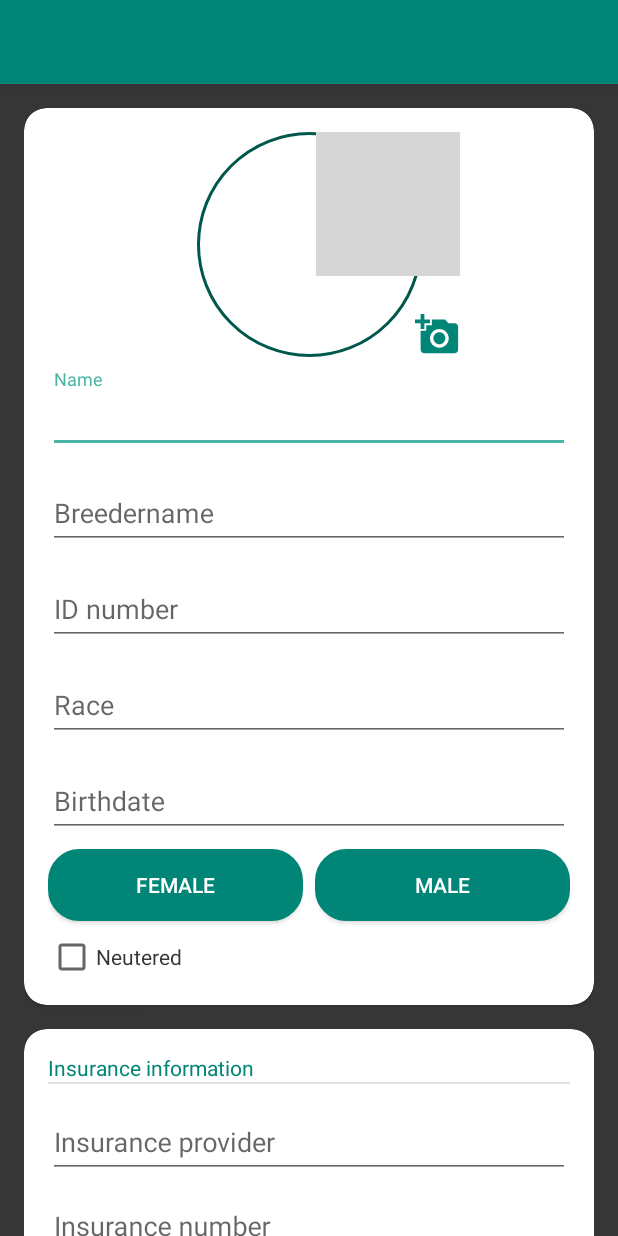
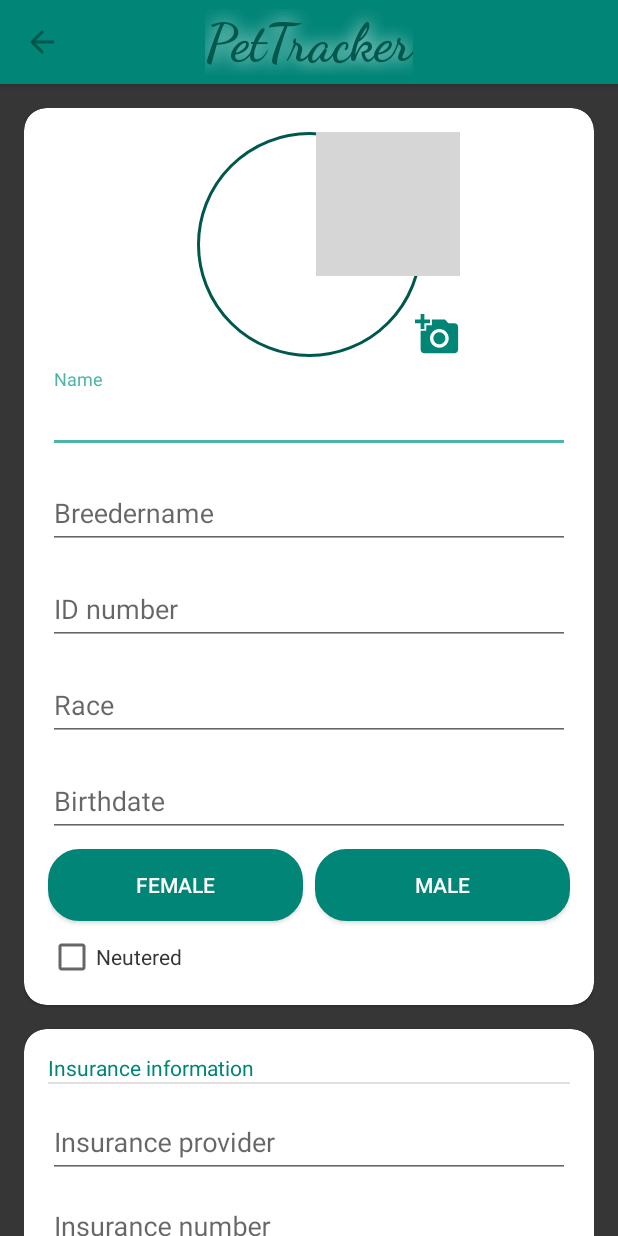
Before and after one commit to sara-sall/PetTracker, an Android app: the screen it shows after launch (AddPetActivity), after a tap on an icon or button, on a phone screen of 412 x 824 dp. Run offline under Robolectric (Android 15) with nearby library versions, the phone set to English and light mode, and no system bars; our stand-ins replace CircleImageView; grey boxes are pictures that could not be loaded.

Commit message:
Small changes toolbar

```diff
--- a/app/src/main/java/com/example/pettracker/Controller/AddPetActivity.kt
+++ b/app/src/main/java/com/example/pettracker/Controller/AddPetActivity.kt
@@ -10,16 +10,19 @@ import android.util.Log
 import android.view.View
 import android.widget.*
 import androidx.annotation.RequiresApi
+import androidx.appcompat.widget.Toolbar
 import com.example.pettracker.R
 import com.google.android.material.textfield.TextInputEditText
 import com.google.android.material.textfield.TextInputLayout
+import kotlinx.android.synthetic.main.activity_add_pet.*
 import kotlinx.android.synthetic.main.content_add_pet.*
 import kotlinx.android.synthetic.main.content_pet.*
 import java.text.SimpleDateFormat
 import java.util.*
 
 class AddPetActivity : AppCompatActivity(), View.OnClickListener{
-
+    private lateinit var toolbar: Toolbar
+    private lateinit var toolbarTitle : TextView
 
     private lateinit var nameInput : EditText
     private lateinit var breederInput : EditText
@@ -49,6 +52,14 @@ class AddPetActivity : AppCompatActivity(), View.OnClickListener{
     override fun onCreate(savedInstanceState: Bundle?) {
         super.onCreate(savedInstanceState)
         setContentView(R.layout.activity_add_pet)
+
+        toolbar = findViewById(R.id.toolbarID)
+        toolbar.title= getString(R.string.empty)
+        this.setSupportActionBar(toolbar)
+        toolbarTitle = toolbar.findViewById(R.id.toolbar_title)
+        toolbarTitle.text = getString(R.string.app_name)
+        supportActionBar?.setDisplayHomeAsUpEnabled(true)
+        supportActionBar?.setDisplayShowHomeEnabled(true)
 
         nameInput = this.petNameInput
         breederInput = this.petBreederNameInput
@@ -156,4 +167,9 @@ class AddPetActivity : AppCompatActivity(), View.OnClickListener{
 
             //
     }
+
+    override fun onSupportNavigateUp(): Boolean {
+        onBackPressed()
+        return true
+    }
 }
--- a/app/src/main/java/com/example/pettracker/Controller/MainActivity.kt
+++ b/app/src/main/java/com/example/pettracker/Controller/MainActivity.kt
@@ -6,7 +6,9 @@ import com.google.android.material.snackbar.Snackbar
 import androidx.appcompat.app.AppCompatActivity
 import android.view.Menu
 import android.view.MenuItem
+import android.widget.TextView
 import android.widget.Toast
+import androidx.appcompat.widget.Toolbar
 import androidx.recyclerview.widget.LinearLayoutManager
 import com.example.pettracker.Adapters.PetListAdapter
 import com.example.pettracker.R
@@ -17,13 +19,18 @@ import kotlinx.android.synthetic.main.activity_main.*
 class MainActivity : AppCompatActivity() {
 
     lateinit var adapter: PetListAdapter
+    private lateinit var toolbar: Toolbar
+    private lateinit var toolbarTitle : TextView
 
     override fun onCreate(savedInstanceState: Bundle?) {
         super.onCreate(savedInstanceState)
         setContentView(R.layout.activity_main)
 
-        val toolbar = findViewById<androidx.appcompat.widget.Toolbar>(R.id.toolbarID)
-        setSupportActionBar(toolbar)
+        toolbar = findViewById(R.id.toolbarID)
+        toolbar.title= getString(R.string.empty)
+        this.setSupportActionBar(toolbar)
+        toolbarTitle = toolbar.findViewById(R.id.toolbar_title)
+        toolbarTitle.text = getString(R.string.app_name)
 
         val fab = findViewById<FloatingActionButton>(R.id.fabAdd)
 
--- a/app/src/main/res/layout/content_add_pet.xml
+++ b/app/src/main/res/layout/content_add_pet.xml
@@ -106,6 +106,7 @@
                         android:textColor="@color/light_gray" />
 
                 </com.google.android.material.textfield.TextInputLayout>
+
                 <com.google.android.material.textfield.TextInputLayout
                     android:id="@+id/textInputLayoutIdNumber"
                     android:layout_width="match_parent"
@@ -151,22 +152,22 @@
                     android:layout_width="match_parent"
                     android:layout_height="wrap_content"
                     android:layout_marginTop="8dp"
+                    android:clickable="true"
                     app:layout_constraintStart_toStartOf="@id/textInputLayoutRace"
-                    app:layout_constraintTop_toBottomOf="@+id/textInputLayoutRace"
-                    android:clickable="true">
+                    app:layout_constraintTop_toBottomOf="@+id/textInputLayoutRace">
 
                     <EditText
                         android:id="@+id/petAgeInput"
                         android:layout_width="match_parent"
                         android:layout_height="wrap_content"
+                        android:cursorVisible="false"
+                        android:focusable="false"
+                        android:focusableInTouchMode="true"
                         android:hint="@string/title_pet_bithdate"
                         android:maxLines="1"
                         android:shadowColor="@color/colorPrimaryDark"
                         android:singleLine="true"
-                        android:textColor="@color/light_gray"
-                        android:focusableInTouchMode="true"
-                        android:cursorVisible="false"
-                        android:focusable="false" />
+                        android:textColor="@color/light_gray" />
 
                 </com.google.android.material.textfield.TextInputLayout>
 
--- a/app/src/main/res/layout/toolbar.xml
+++ b/app/src/main/res/layout/toolbar.xml
@@ -1,6 +1,7 @@
 <?xml version="1.0" encoding="utf-8"?>
 <androidx.appcompat.widget.Toolbar
     xmlns:android="http://schemas.android.com/apk/res/android"
+    xmlns:tools="http://schemas.android.com/tools"
     android:id="@+id/toolbar"
     android:layout_width="match_parent"
     android:layout_height="?attr/actionBarSize"
@@ -9,4 +10,19 @@
     android:theme="@style/toolbarTheme"
     >
 
+    <TextView
+        android:id="@+id/toolbar_title"
+        android:layout_width="wrap_content"
+        android:layout_height="wrap_content"
+        android:layout_gravity="center"
+        android:fontFamily="cursive"
+        android:textSize="35sp"
+        android:shadowColor="@color/background_light_green"
+        android:shadowDx="0"
+        android:shadowDy="0"
+        android:shadowRadius="15"
+        android:textColor="@color/colorPrimaryDark"
+        android:textStyle="bold"
+        tools:text="@string/app_name" />
+
 </androidx.appcompat.widget.Toolbar>
--- a/app/src/main/res/values/strings.xml
+++ b/app/src/main/res/values/strings.xml
@@ -37,5 +37,7 @@
     <string name="button_save">Save</string>
     <string name="input_error_pet_name">Please enter pet name</string>
     <string name="input_error_pet_sex">Please enter pet sex</string>
+    <string name="title_add_pet">Add new pet</string>
+    <string name="empty"></string>
 
 </resources>
--- a/app/src/main/res/values/styles.xml
+++ b/app/src/main/res/values/styles.xml
@@ -17,6 +17,8 @@
     <style name="toolbarTheme" parent="Theme.AppCompat.Light.NoActionBar">
         <item name="android:textColorPrimary">@color/colorOnPrimary</item>
         <item name="android:textColorSecondary">@color/colorPrimaryDark</item>
+        <item name="android:fontFamily">Cursive</item>
+        <item name="android:textStyle">bold</item>
     </style>
 
     <style name="AppTheme.NoActionBar">
@@ -28,4 +30,5 @@
 
     <style name="AppTheme.PopupOverlay" parent="ThemeOverlay.AppCompat.Light" />
 
+
 </resources>
```
